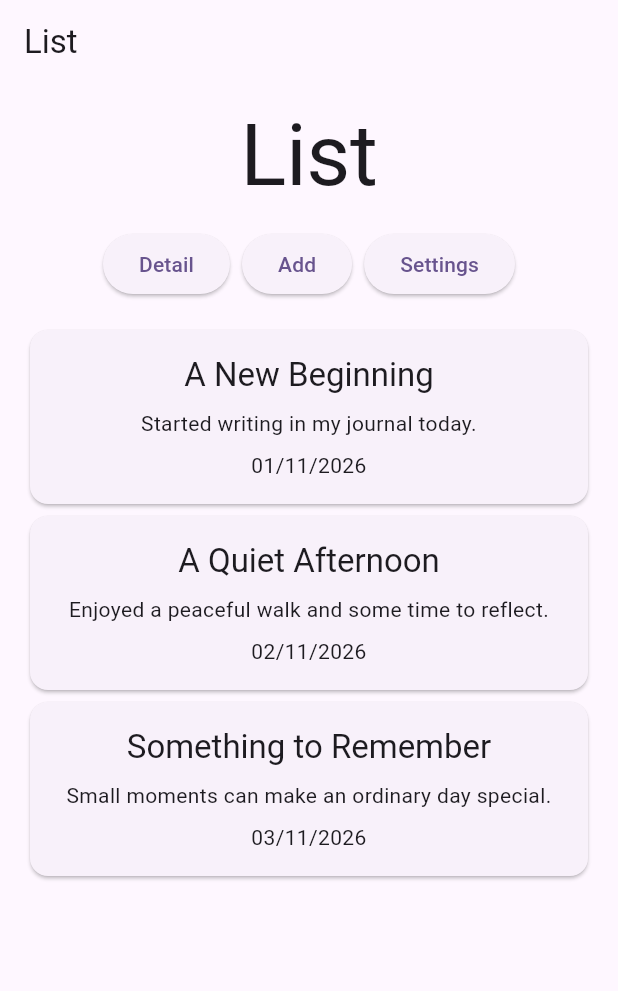
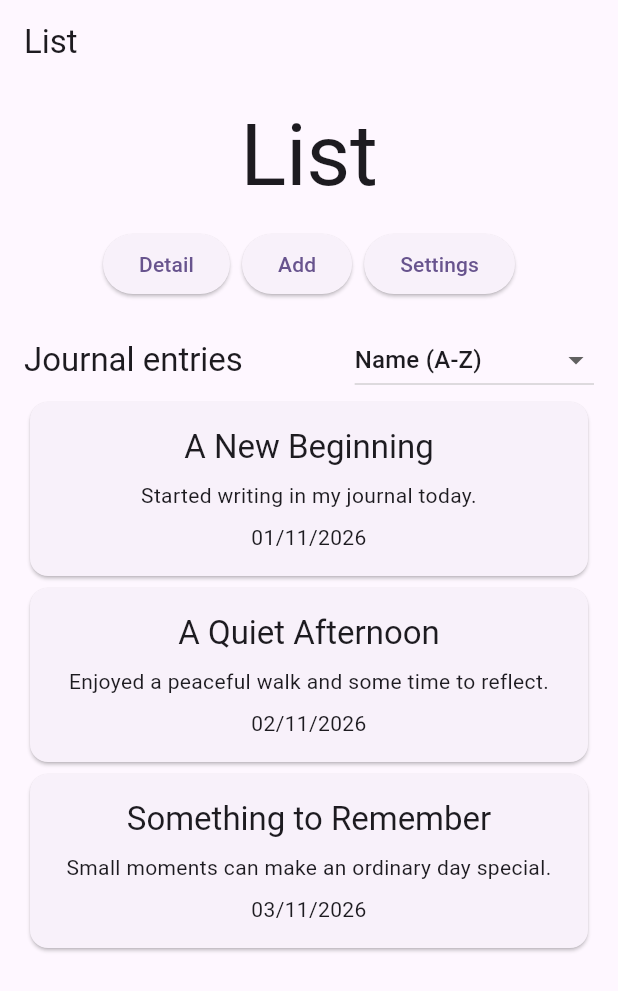
Before and after one commit to VexiQuus/FlutterWorkshop, a Flutter app: the screen it shows after launch, on a phone screen of 412 x 824 dp. Shown: the top 991 px of the screen. Run offline on Flutter 3.47's test engine with Material 3 defaults, Android fonts, the phone set to English and light mode, and no system bars.

Commit message:
Home page sorting added

```diff
--- a/lib/Pages/HomePage/HomePage.dart
+++ b/lib/Pages/HomePage/HomePage.dart
@@ -59,7 +59,33 @@ class _HomePageState extends State<HomePage> {
               ],
             ),
             const SizedBox(height: 16),
-            for (final entry in _controller.entries) JournalCard(entry: entry),
+            Row(
+              children: [
+                Expanded(
+                  child: Text(
+                    'Journal entries',
+                    style: Theme.of(context).textTheme.titleLarge,
+                  ),
+                ),
+                DropdownButton<HomePageSortOption>(
+                  value: _controller.sortOption,
+                  onChanged: (option) {
+                    if (option != null) {
+                      _controller.setSortOption(option);
+                    }
+                  },
+                  items: [
+                    for (final option in HomePageSortOption.values)
+                      DropdownMenuItem(
+                        value: option,
+                        child: Text(_controller.sortOptionLabel(option)),
+                      ),
+                  ],
+                ),
+              ],
+            ),
+            for (final entry in _controller.sortedEntries)
+              JournalCard(entry: entry),
           ],
         ),
       ),
--- a/lib/Pages/HomePage/HomePageController.dart
+++ b/lib/Pages/HomePage/HomePageController.dart
@@ -5,7 +5,16 @@ import '../Add/AddPage.dart';
 import '../Detail/DetailPage.dart';
 import '../Settings/SettingsPage.dart';
 
+enum HomePageSortOption {
+  nameAscending,
+  nameDescending,
+  dateAscending,
+  dateDescending,
+}
+
 class HomePageController extends ChangeNotifier {
+  HomePageSortOption sortOption = HomePageSortOption.nameAscending;
+
   final List<JournalEntry> entries = [
     JournalEntry(
       title: 'A New Beginning',
@@ -23,6 +32,41 @@ class HomePageController extends ChangeNotifier {
       createdAt: DateTime(2026, 11, 3),
     ),
   ];
+
+  List<JournalEntry> get sortedEntries {
+    final sorted = List<JournalEntry>.of(entries);
+    sorted.sort((a, b) {
+      switch (sortOption) {
+        case HomePageSortOption.nameAscending:
+          return a.title.toLowerCase().compareTo(b.title.toLowerCase());
+        case HomePageSortOption.nameDescending:
+          return b.title.toLowerCase().compareTo(a.title.toLowerCase());
+        case HomePageSortOption.dateAscending:
+          return a.createdAt.compareTo(b.createdAt);
+        case HomePageSortOption.dateDescending:
+          return b.createdAt.compareTo(a.createdAt);
+      }
+    });
+    return sorted;
+  }
+
+  String sortOptionLabel(HomePageSortOption option) {
+    return switch (option) {
+      HomePageSortOption.nameAscending => 'Name (A-Z)',
+      HomePageSortOption.nameDescending => 'Name (Z-A)',
+      HomePageSortOption.dateAscending => 'Date (oldest first)',
+      HomePageSortOption.dateDescending => 'Date (newest first)',
+    };
+  }
+
+  void setSortOption(HomePageSortOption option) {
+    if (sortOption == option) {
+      return;
+    }
+
+    sortOption = option;
+    notifyListeners();
+  }
 
   void openDetail(BuildContext context) {
     Navigator.of(context)
```
